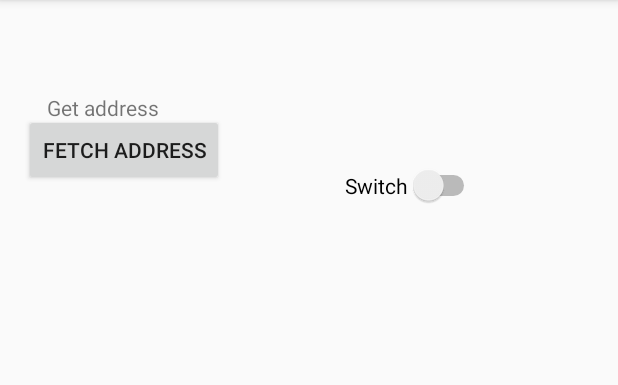
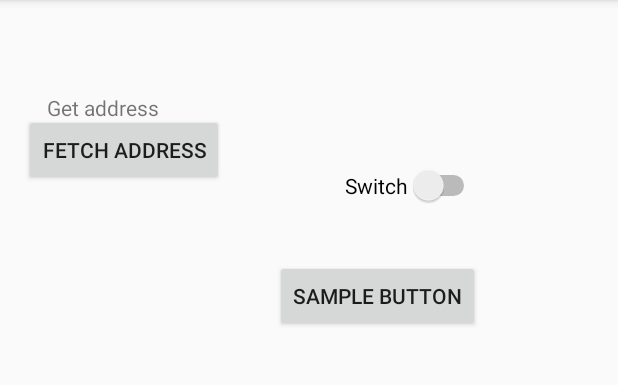
Before and after one commit to VaishSiddharth/LocatorApp, an Android app: the screen it shows after launch (MainActivity), on a phone screen of 412 x 824 dp, the part 84-469 px from its top. Run offline under Robolectric (Android 15) with nearby library versions, the phone set to English and light mode, and no system bars.

Commit message:
sample button added

```diff
--- a/app/src/main/res/layout/activity_main.xml
+++ b/app/src/main/res/layout/activity_main.xml
@@ -61,4 +61,13 @@
         android:layout_marginTop="46dp"
         android:layout_toEndOf="@+id/location_address_view"
         android:text="Get address" />
+
+    <Button
+        android:id="@+id/button"
+        android:layout_width="wrap_content"
+        android:layout_height="wrap_content"
+        android:layout_alignEnd="@+id/switch1"
+        android:layout_alignParentTop="true"
+        android:layout_marginTop="157dp"
+        android:text="sample button" />
 </RelativeLayout>
```
